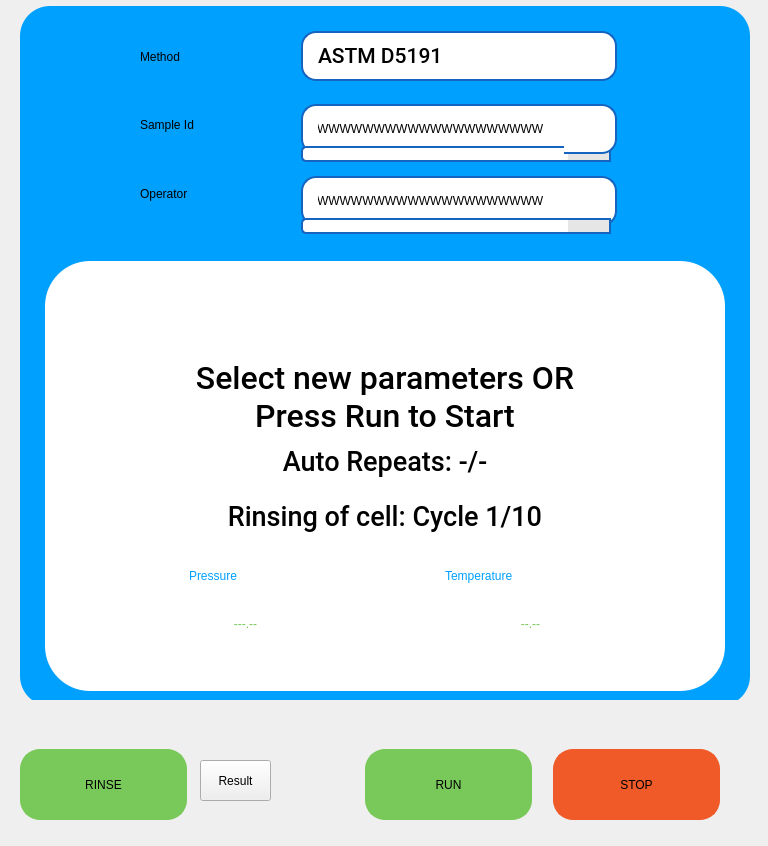
Qt form pApp-22-June-2021/smeasuring.ui (ChandraMVE/PSSC_QT_Development) before a commit.
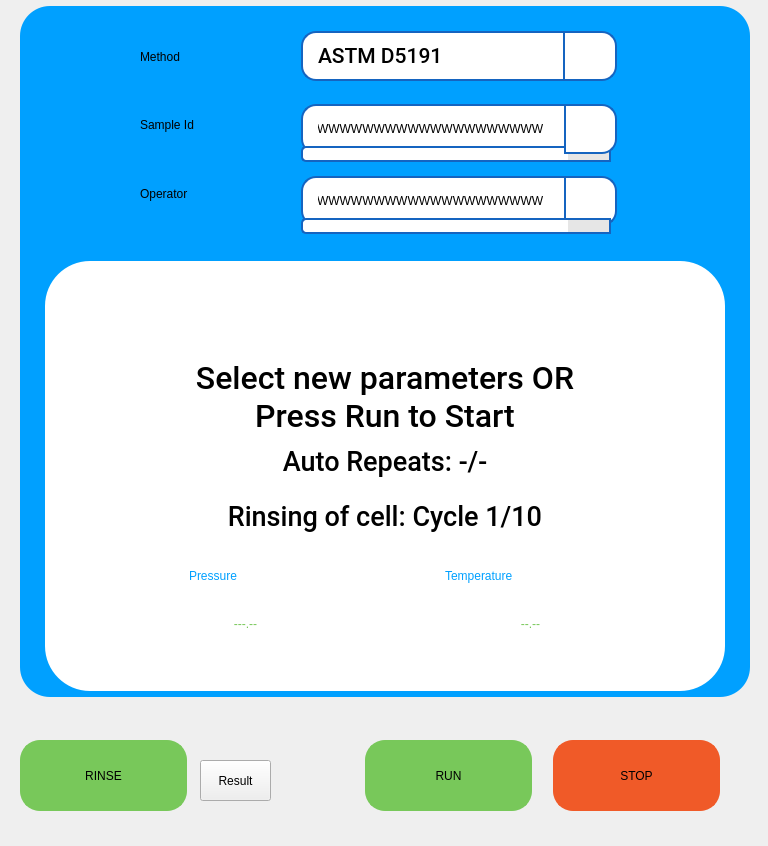
The same form after that commit. Icons and pictures are not drawn. Custom widgets are drawn as their Qt base class.

```diff
--- a/pApp-22-June-2021/smeasuring.ui
+++ b/pApp-22-June-2021/smeasuring.ui
@@ -20,7 +20,7 @@
    <property name="geometry">
     <rect>
      <x>553</x>
-     <y>749</y>
+     <y>740</y>
      <width>167</width>
      <height>71</height>
     </rect>
@@ -83,7 +83,7 @@
    <property name="geometry">
     <rect>
      <x>365</x>
-     <y>749</y>
+     <y>740</y>
      <width>167</width>
      <height>71</height>
     </rect>
@@ -158,7 +158,7 @@
     <rect>
      <x>20</x>
      <y>0</y>
-     <width>749</width>
+     <width>730</width>
      <height>700</height>
     </rect>
    </property>
@@ -223,7 +223,7 @@
        <x>0</x>
        <y>6</y>
        <width>730</width>
-       <height>700</height>
+       <height>691</height>
       </rect>
      </property>
      <property name="styleSheet">
@@ -340,8 +340,8 @@
 QComboBox::drop-down {
     subcontrol-origin: padding;
     subcontrol-position: top right;
-    width: 45px;
-    border-left-width: 0px;
+    width: 50px;
+    border-left-width: 2px;
     border-left-color: darkgray;
     border-left-style: solid;
     border-top-right-radius: 3px;
@@ -803,7 +803,7 @@
     border-color: rgb(21, 100, 192);
     border-width: 2px;
     border-style: solid;
-    border-left-width: 0px;
+    border-left-width: 2px;
 }
 </string>
       </property>
@@ -834,7 +834,7 @@
     border-color: rgb(21, 100, 192);
     border-width: 2px;
     border-style: solid;
-    border-left-width: 0px;
+    border-left-width: 2px;
 }
 </string>
       </property>
@@ -1270,7 +1270,7 @@
    <property name="geometry">
     <rect>
      <x>20</x>
-     <y>749</y>
+     <y>740</y>
      <width>167</width>
      <height>71</height>
     </rect>
@@ -1332,17 +1332,17 @@
   </widget>
  </widget>
  <customwidgets>
+  <customwidget>
+   <class>sQLEExtend</class>
+   <extends>QLineEdit</extends>
+   <header location="global">sqleextend.h</header>
+  </customwidget>
   <customwidget>
    <class>sMeasuring2</class>
    <extends>QWidget</extends>
    <header location="global">smeasuring2.h</header>
    <container>1</container>
   </customwidget>
-  <customwidget>
-   <class>sQLEExtend</class>
-   <extends>QLineEdit</extends>
-   <header location="global">sqleextend.h</header>
-  </customwidget>
  </customwidgets>
  <tabstops>
   <tabstop>cbMethod</tabstop>
```
Left out of the diff: 10 changed lines with no effect on the pictures.
